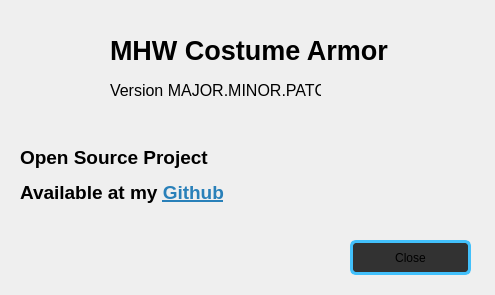
This is app/AboutWindow.ui in alcros33/MHW-Costume-Armor as Qt 5 draws it before an edit. The edited form follows.
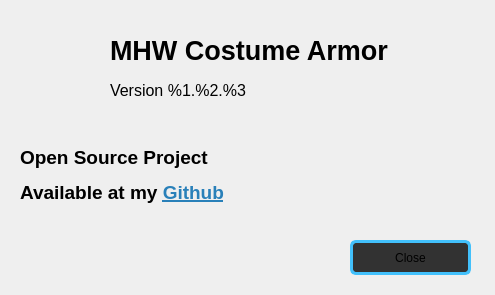
This is the edited form. Icons and pictures are not drawn.

The edit to the form file:
```diff
--- a/app/AboutWindow.ui
+++ b/app/AboutWindow.ui
@@ -58,7 +58,7 @@
     </rect>
    </property>
    <property name="text">
-    <string>&lt;html&gt;&lt;head/&gt;&lt;body&gt;&lt;p&gt;&lt;span style=&quot; font-size:12pt;&quot;&gt;Version MAJOR.MINOR.PATCH&lt;/span&gt;&lt;/p&gt;&lt;/body&gt;&lt;/html&gt;</string>
+    <string>&lt;html&gt;&lt;head/&gt;&lt;body&gt;&lt;p&gt;&lt;span style=&quot; font-size:12pt;&quot;&gt;Version %1.%2.%3&lt;/span&gt;&lt;/p&gt;&lt;/body&gt;&lt;/html&gt;</string>
    </property>
   </widget>
   <widget class="QLabel" name="description">
```
